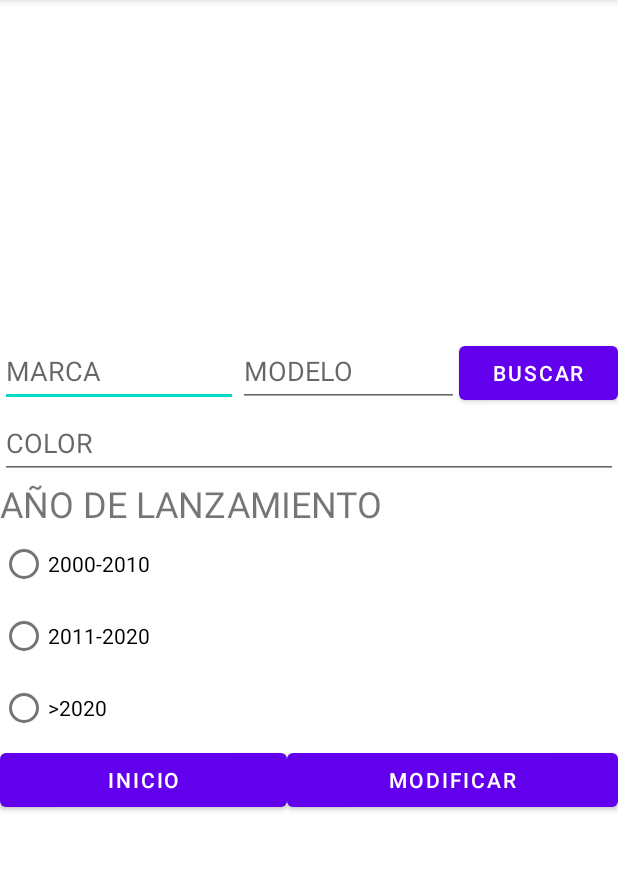
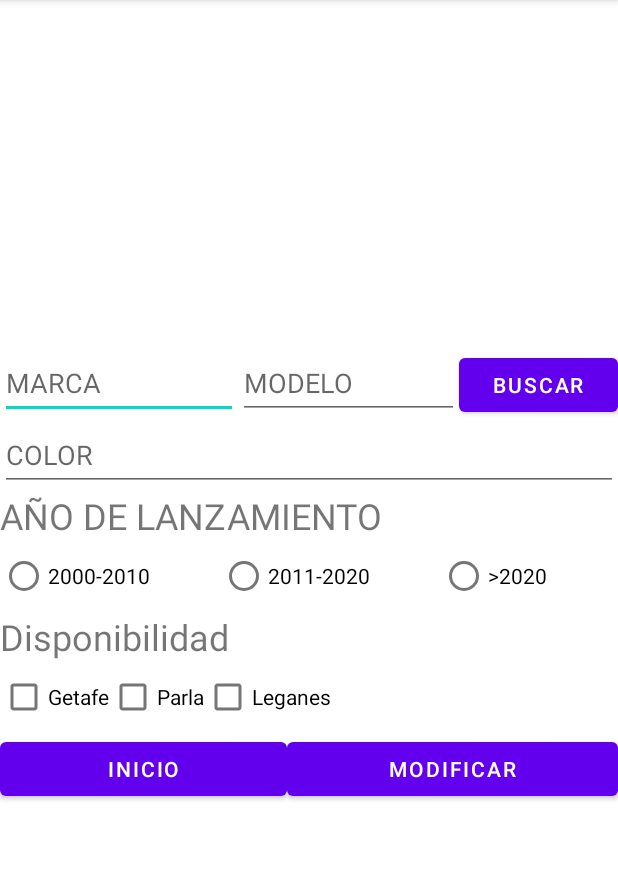
Before and after one commit to dbermo99/ProyectoMultimedia, an Android app: the BuscarModificarActivity screen opened directly, with no data from a screen before it, after a tap on "BUSCAR", on a phone screen of 412 x 824 dp, the part 84-954 px from its top. Run offline under Robolectric (Android 15) with nearby library versions, the phone set to English and light mode, and no system bars.

```diff
--- a/src/main/java/com/example/proyectomultimedia2/BuscarModificarActivity.java
+++ b/src/main/java/com/example/proyectomultimedia2/BuscarModificarActivity.java
@@ -10,6 +10,7 @@ import android.os.Bundle;
 import android.util.Log;
 import android.view.View;
 import android.widget.Button;
+import android.widget.CheckBox;
 import android.widget.RadioButton;
 import android.widget.TextView;
 import android.widget.Toast;
@@ -37,7 +38,7 @@ public class BuscarModificarActivity extends AppCompatActivity {
 
         f = getDatabasePath("almacen.sqlite");
         db = SQLiteDatabase.openOrCreateDatabase(f.getPath(), null);
-        db.execSQL("create table if not exists almacen(marca varchar2(15), modelo varchar2(15), color varchar(15), anioLanzamiento Integer(4), PRIMARY KEY(marca, modelo))");
+        db.execSQL("create table if not exists almacen(marca varchar2(15), modelo varchar2(15), color varchar(15), anioLanzamiento Integer(4),disponibilidad varchar(25), PRIMARY KEY(marca, modelo))");
 
         inicioBtn.setOnClickListener(view -> {
             Intent intent=new Intent(getApplicationContext(), MainActivity.class);
@@ -54,6 +55,9 @@ public class BuscarModificarActivity extends AppCompatActivity {
         RadioButton opcion1 = (RadioButton) findViewById(R.id.opcion1Rb);
         RadioButton opcion2 = (RadioButton) findViewById(R.id.opcion2Rb);
         RadioButton opcion3 = (RadioButton) findViewById(R.id.opcion3Rb);
+        CheckBox getafeCb = (CheckBox) findViewById(R.id.getafeCb);
+        CheckBox parlaCb = (CheckBox) findViewById(R.id.parlaCb);
+        CheckBox leganesCb = (CheckBox) findViewById(R.id.leganesCb);
 
         String marca = marcaTexto.getText().toString();
         String modelo = modeloTexto.getText().toString();
@@ -65,6 +69,8 @@ public class BuscarModificarActivity extends AppCompatActivity {
             //String modelo2 = cursor.getString(1);
             String color2 = cursor.getString(2);
             String anioLanzamiento2 = cursor.getString(3);
+            String disponibilidad = cursor.getString(4);
+
             colorTexto.setText(color2);
             if(anioLanzamiento2.equalsIgnoreCase("2000-2010"))
                 opcion1.setChecked(true);
@@ -72,6 +78,15 @@ public class BuscarModificarActivity extends AppCompatActivity {
                 opcion2.setChecked(true);
             else if(anioLanzamiento2.equalsIgnoreCase(">2020"))
                 opcion3.setChecked(true);
+            String locales[] = disponibilidad.split(" ");
+            for(String s: locales) {
+                if(s.trim().equalsIgnoreCase("getafe"))
+                    getafeCb.setChecked(true);
+                if(s.trim().equalsIgnoreCase("leganes"))
+                    leganesCb.setChecked(true);
+                if(s.trim().equalsIgnoreCase("parla"))
+                    parlaCb.setChecked(true);
+            }
         }
     }
 
@@ -82,6 +97,9 @@ public class BuscarModificarActivity extends AppCompatActivity {
         RadioButton opcion1 = (RadioButton) findViewById(R.id.opcion1Rb);
         RadioButton opcion2 = (RadioButton) findViewById(R.id.opcion2Rb);
         RadioButton opcion3 = (RadioButton) findViewById(R.id.opcion3Rb);
+        CheckBox getafeCb = (CheckBox) findViewById(R.id.getafeCb);
+        CheckBox parlaCb = (CheckBox) findViewById(R.id.parlaCb);
+        CheckBox leganesCb = (CheckBox) findViewById(R.id.leganesCb);
 
         String marca = marcaTexto.getText().toString();
         String modelo = modeloTexto.getText().toString();
@@ -94,9 +112,16 @@ public class BuscarModificarActivity extends AppCompatActivity {
         } else if(opcion3.isChecked()) {
             anioLanzamiento = ">2020";
         }
+        String disponibilidad = "";
+        if(getafeCb.isChecked())
+            disponibilidad += "Getafe ";
+        if(parlaCb.isChecked())
+            disponibilidad += "Parla ";
+        if(leganesCb.isChecked())
+            disponibilidad += "Leganes ";
 
         //MODIFICAMOS LA BASE DE DATOS
-        db.execSQL("update almacen set color = '"+color+"', anioLanzamiento = '"+anioLanzamiento+"' where marca like '"+marca+"' and modelo like '"+modelo+"' ");
+        db.execSQL("update almacen set color = '"+color+"', anioLanzamiento = '"+anioLanzamiento+"', disponibilidad = '"+disponibilidad+"' where marca like '"+marca+"' and modelo like '"+modelo+"' ");
 
         //CON ESTO LEEMOS EL TXT Y LO MODIFICAMOS Y LO GUARDAMOS EN UN STRING
         String texto = "";
@@ -108,7 +133,8 @@ public class BuscarModificarActivity extends AppCompatActivity {
                     String datos[] = linea.split(";");
                     datos[2] = color;
                     datos[3] = anioLanzamiento;
-                    texto += datos[0]+";"+datos[1]+";"+datos[2]+";"+datos[3] + "\n";
+                    datos[4] = disponibilidad;
+                    texto += datos[0]+";"+datos[1]+";"+datos[2]+";"+datos[3]+";"+disponibilidad + "\n";
                 }
             }
             fin.close();
@@ -129,7 +155,8 @@ public class BuscarModificarActivity extends AppCompatActivity {
                     String modelo1 = separado[1];
                     String color1 = separado[2];
                     String anioLanzamiento1 = separado[3];
-                    fout.write(marca1+";"+modelo1+";"+color1+";"+anioLanzamiento1+"\n");
+                    String disponibilidad1 = separado[4];
+                    fout.write(marca1+";"+modelo1+";"+color1+";"+anioLanzamiento1+";"+disponibilidad1+"\n");
                     linea = "";
                 }
             }
--- a/src/main/res/layout/activity_buscar_modificar.xml
+++ b/src/main/res/layout/activity_buscar_modificar.xml
@@ -69,7 +69,8 @@
 
         <RadioGroup
             android:layout_width="match_parent"
-            android:layout_height="wrap_content">
+            android:layout_height="wrap_content"
+            android:orientation="horizontal">
 
             <RadioButton
                 android:id="@+id/opcion1Rb"
@@ -94,6 +95,38 @@
 
         </RadioGroup>
 
+        <TextView
+            android:id="@+id/textView5"
+            android:layout_width="match_parent"
+            android:layout_height="wrap_content"
+            android:text="Disponibilidad"
+            android:textSize="24sp" />
+
+        <LinearLayout
+            android:layout_width="match_parent"
+            android:layout_height="wrap_content"
+            android:orientation="horizontal">
+
+            <CheckBox
+                android:id="@+id/getafeCb"
+                android:layout_width="wrap_content"
+                android:layout_height="wrap_content"
+                android:text="Getafe" />
+
+            <CheckBox
+                android:id="@+id/parlaCb"
+                android:layout_width="wrap_content"
+                android:layout_height="wrap_content"
+                android:text="Parla" />
+
+            <CheckBox
+                android:id="@+id/leganesCb"
+                android:layout_width="wrap_content"
+                android:layout_height="wrap_content"
+                android:text="Leganes" />
+
+        </LinearLayout>
+
         <LinearLayout
             android:layout_width="match_parent"
             android:layout_height="wrap_content"
@@ -114,5 +147,6 @@
                 android:onClick="modificar"
                 android:text="MODIFICAR" />
         </LinearLayout>
+
     </LinearLayout>
 </androidx.constraintlayout.widget.ConstraintLayout>
```
Also changed, not shown: src/main/java/com/example/proyectomultimedia2/AltaActivity.java (+16 -4 lines), src/main/res/layout/activity_alta.xml (+36 -1 lines).
